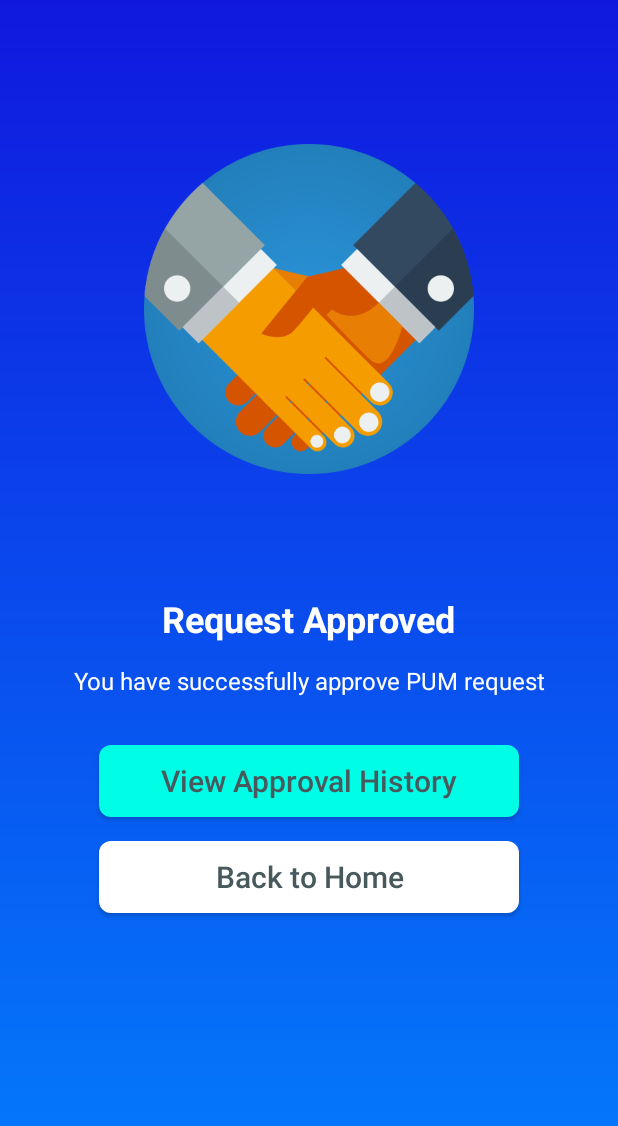
After one commit to hudipo/pumidm19, an Android app: the RequestApprovedActivity screen opened directly, with no data from a screen before it, on a phone screen of 412 x 824 dp. The commit adds this screen. Shown: the top 1126 px of the screen. Run offline under Robolectric (Android 15) with nearby library versions, the phone set to English and light mode, and no system bars.

Commit message:
tampilan succes approve / reject

```diff
--- /dev/null
+++ b/app/src/main/java/com/hudipo/pum_indomaret/features/approval/activity/RequestApprovedActivity.java
@@ -0,0 +1,16 @@
+package com.hudipo.pum_indomaret.features.approval.activity;
+
+import androidx.appcompat.app.AppCompatActivity;
+
+import android.os.Bundle;
+
+import com.hudipo.pum_indomaret.R;
+
+public class RequestApprovedActivity extends AppCompatActivity {
+
+    @Override
+    protected void onCreate(Bundle savedInstanceState) {
+        super.onCreate(savedInstanceState);
+        setContentView(R.layout.activity_request_approved);
+    }
+}
--- /dev/null
+++ b/app/src/main/res/drawable/bg_rounded_primary_light.xml
@@ -0,0 +1,9 @@
+<?xml version="1.0" encoding="utf-8"?>
+<shape xmlns:android="http://schemas.android.com/apk/res/android"
+    android:shape="rectangle">
+
+    <solid android:color="@color/colorPrimaryLight"/>
+
+    <corners android:radius="@dimen/main_corner"/>
+
+</shape>
--- a/app/src/main/res/drawable/gradient_home.xml
+++ b/app/src/main/res/drawable/gradient_home.xml
@@ -3,9 +3,9 @@
     android:shape="rectangle">
 
     <gradient
-        android:startColor="@color/colorPrimary"
-        android:endColor="@color/colorPrimaryLight"
+        android:startColor="@color/colorPrimaryDark"
+        android:endColor="@color/colorPrimary"
         android:type="linear"
-        android:angle="225"/>
+        android:angle="270"/>
 
 </shape>
--- /dev/null
+++ b/app/src/main/res/layout/activity_request_approved.xml
@@ -0,0 +1,62 @@
+<?xml version="1.0" encoding="utf-8"?>
+<LinearLayout xmlns:android="http://schemas.android.com/apk/res/android"
+    xmlns:app="http://schemas.android.com/apk/res-auto"
+    xmlns:tools="http://schemas.android.com/tools"
+    android:layout_width="match_parent"
+    android:layout_height="match_parent"
+    tools:context=".features.approval.activity.RequestApprovedActivity"
+    android:background="@drawable/gradient_home"
+    android:orientation="vertical"
+    android:gravity="center_horizontal"
+    android:padding="@dimen/main_padding">
+    <ImageView
+        android:layout_width="220dp"
+        android:layout_height="220dp"
+        android:src="@drawable/approve"
+        android:scaleType="centerCrop"
+        android:layout_marginBottom="80dp"
+        android:layout_marginTop="80dp"
+        app:layout_constraintStart_toStartOf="parent"
+        app:layout_constraintEnd_toEndOf="parent"
+        app:layout_constraintTop_toTopOf="parent"/>
+
+    <TextView
+        android:id="@+id/tvTitle"
+        android:layout_width="wrap_content"
+        android:layout_height="wrap_content"
+        android:text="@string/title_request_approved"
+        style="@style/TextAppearance.Headline5.Light"
+        android:textStyle="bold"
+        android:layout_marginBottom="14dp"/>
+
+    <TextView
+        android:id="@+id/tvDescription"
+        android:layout_width="wrap_content"
+        android:layout_height="wrap_content"
+        android:text="@string/you_have_successfully_approve_pum_request"
+        style="@style/TextAppearance.Body1.Light"
+        android:textAlignment="center"
+        android:layout_marginBottom="32dp"/>
+
+    <Button
+        android:id="@+id/btnViewResponseCart"
+        android:layout_width="280dp"
+        android:layout_height="wrap_content"
+        android:text="@string/view_approval_history"
+        android:background="@drawable/bg_rounded_primary_light"
+        android:textAllCaps="false"
+        android:textColor="@color/grey"
+        style="@style/TextAppearance.Headline6.Light"
+        android:layout_marginBottom="@dimen/main_margin"/>
+
+    <Button
+        android:id="@+id/btnAddAnotherResponse"
+        android:layout_width="280dp"
+        android:layout_height="wrap_content"
+        android:text="@string/back_to_home"
+        android:background="@drawable/bg_rounded_white"
+        android:textColor="@color/grey"
+        android:textAllCaps="false"
+        style="@style/TextAppearance.Headline6.Light"
+        android:layout_marginBottom="62dp"/>
+</LinearLayout>
--- a/app/src/main/res/values/strings.xml
+++ b/app/src/main/res/values/strings.xml
@@ -102,4 +102,10 @@
     <string name="no">No</string>
     <string name="message_dialog_reject">Are you sure want to Reject all selected Requests ?</string>
     <string name="hint_dialog_reject">Read the reason validation</string>
+    <string name="title_request_approved">Request Approved</string>
+    <string name="you_have_successfully_approve_pum_request">You have successfully approve PUM request</string>
+    <string name="view_approval_history">View Approval History</string>
+    <string name="back_to_home">Back to Home</string>
+    <string name="title_request_rejected">Request Rejected !</string>
+    <string name="you_have_successfully_reject_pum_request">You have successfully reject PUM request</string>
 </resources>
```
Also changed, not shown: app/src/main/AndroidManifest.xml (+10 -1 lines), app/src/main/java/com/hudipo/pum_indomaret/features/approval/activity/RequestRejectedActivity.java (added, +16 -0 lines), app/src/main/res/layout/activity_request_rejected.xml (added, +62 -0 lines), app/src/main/res/drawable/approve.png (added), app/src/main/res/drawable/reject.png (added).
